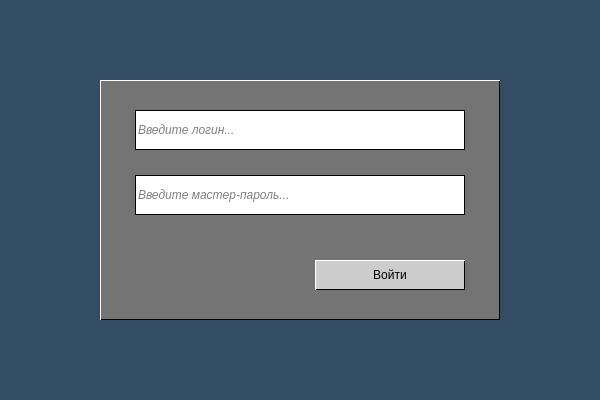
Above: frontend/pm_login.ui from Kvazitropter/password-manager before the change. Below: the same form after it.
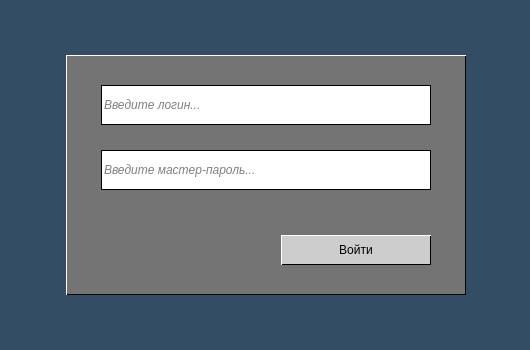
That is the form after the change. Icons and pictures are not drawn.

```diff
--- a/frontend/pm_login.ui
+++ b/frontend/pm_login.ui
@@ -6,8 +6,8 @@
    <rect>
     <x>0</x>
     <y>0</y>
-    <width>600</width>
-    <height>400</height>
+    <width>530</width>
+    <height>350</height>
    </rect>
   </property>
   <property name="windowTitle">
@@ -23,8 +23,8 @@
   <widget class="QWidget" name="widget_container" native="true">
    <property name="geometry">
     <rect>
-     <x>100</x>
-     <y>80</y>
+     <x>66</x>
+     <y>55</y>
      <width>400</width>
      <height>240</height>
     </rect>
@@ -185,10 +185,10 @@
   <widget class="QLabel" name="key_image">
    <property name="geometry">
     <rect>
-     <x>30</x>
-     <y>30</y>
-     <width>100</width>
-     <height>156</height>
+     <x>15</x>
+     <y>18</y>
+     <width>71</width>
+     <height>111</height>
     </rect>
    </property>
    <property name="styleSheet">
@@ -196,7 +196,13 @@
 </string>
    </property>
    <property name="text">
-    <string>&lt;html&gt;&lt;head/&gt;&lt;body&gt;&lt;p&gt;&lt;img src=&quot;:/key/images/key.png&quot;/&gt;&lt;/p&gt;&lt;/body&gt;&lt;/html&gt;</string>
+    <string/>
+   </property>
+   <property name="pixmap">
+    <pixmap resource="res-rc.qrc">:/key/images/key.png</pixmap>
+   </property>
+   <property name="scaledContents">
+    <bool>true</bool>
    </property>
   </widget>
   <zorder>key_image</zorder>
```
Left out of the diff: 6 changed lines with no effect on the pictures.
